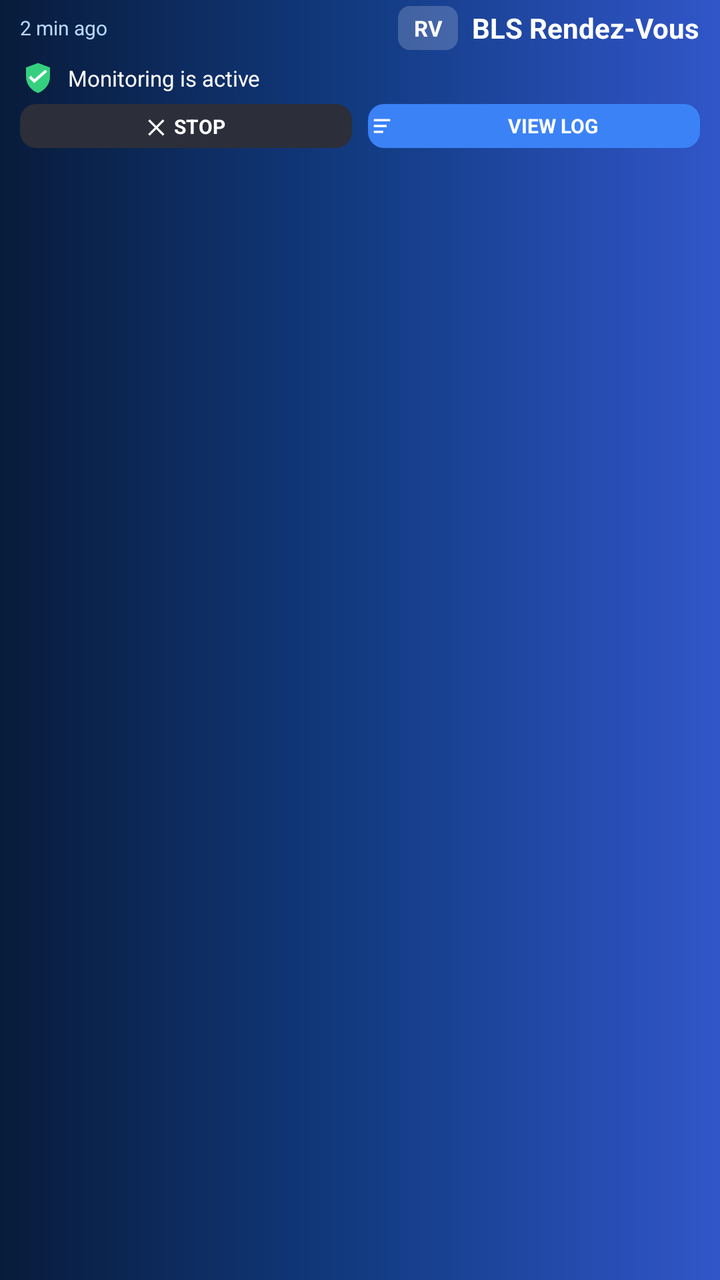
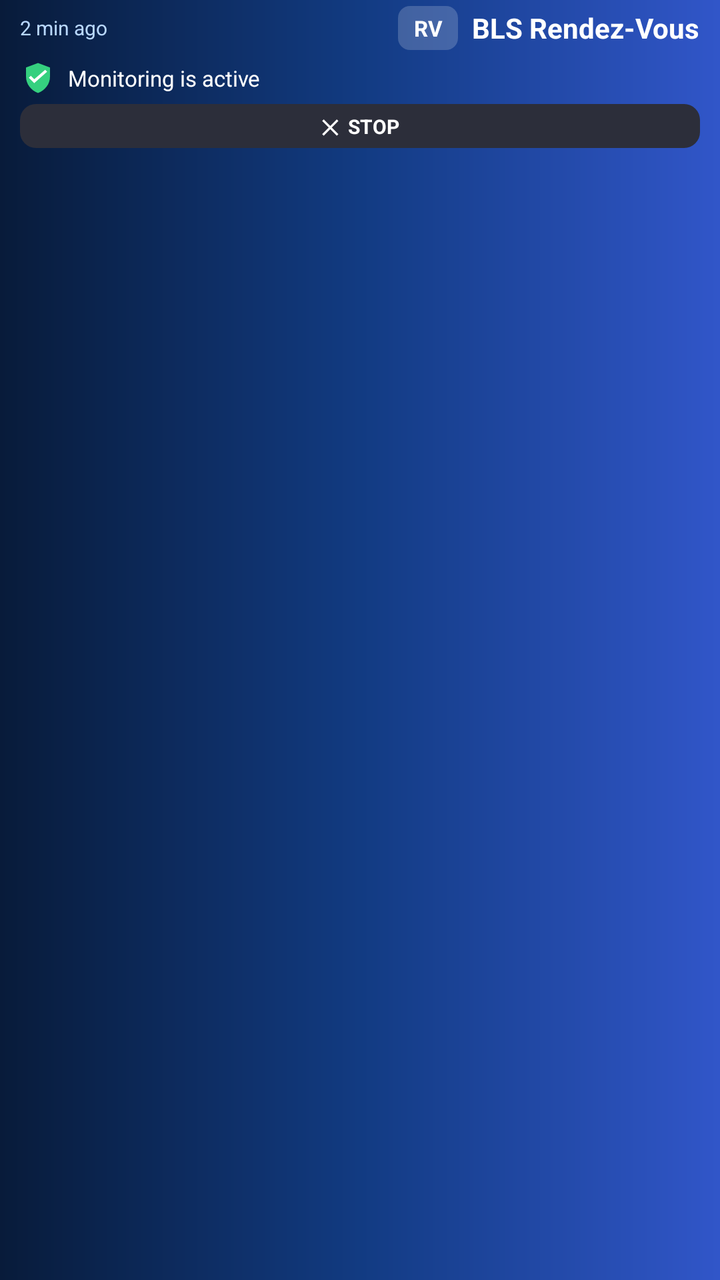

Before-and-after screenshots of an Android layout around one commit, followed by the original layout XML and the change that was made.
<!-- AndroidManifest.xml: application theme android:Theme.Material.Light.NoActionBar -->
<!-- res/layout/notification_monitoring.xml -->
<?xml version="1.0" encoding="utf-8"?>
<LinearLayout
    xmlns:android="http://schemas.android.com/apk/res/android"
    android:layout_width="match_parent"
    android:layout_height="76dp"
    android:orientation="vertical"
    android:background="@drawable/notification_header_bg"
    android:paddingStart="10dp"
    android:paddingEnd="10dp">

    
    
    

    <LinearLayout
        android:layout_width="match_parent"
        android:layout_height="28dp"
        android:orientation="horizontal"
        android:gravity="center_vertical">

        

        <TextView
            android:id="@+id/notification_time"
            android:layout_width="0dp"
            android:layout_height="match_parent"
            android:layout_weight="1"
            android:gravity="center_vertical"
            android:text="2 min ago"
            android:textColor="#B9D8FF"
            android:textSize="10sp"
            android:maxLines="1" />

        

        <TextView
            android:id="@+id/notification_rv"
            android:layout_width="30dp"
            android:layout_height="22dp"
            android:gravity="center"
            android:text="RV"
            android:textColor="#FFFFFF"
            android:textSize="11sp"
            android:textStyle="bold"
            android:background="@drawable/notification_rv_bg" />

        

        <TextView
            android:id="@+id/notification_title"
            android:layout_width="wrap_content"
            android:layout_height="match_parent"
            android:paddingStart="7dp"
            android:gravity="center_vertical"
            android:text="BLS Rendez-Vous"
            android:textColor="#FFFFFF"
            android:textSize="14sp"
            android:textStyle="bold"
            android:maxLines="1" />

    </LinearLayout>


    
    
    

    <LinearLayout
        android:layout_width="match_parent"
        android:layout_height="22dp"
        android:orientation="horizontal"
        android:gravity="center_vertical">

        <ImageView
            android:layout_width="18dp"
            android:layout_height="18dp"
            android:src="@drawable/ic_monitoring_shield"
            android:contentDescription="@null" />

        <TextView
            android:id="@+id/notification_description"
            android:layout_width="wrap_content"
            android:layout_height="match_parent"
            android:paddingStart="6dp"
            android:gravity="center_vertical"
            android:text="Monitoring is active"
            android:textColor="#FFFFFF"
            android:textSize="11sp"
            android:maxLines="1" />

    </LinearLayout>


    
    
    

    <LinearLayout
        android:layout_width="match_parent"
        android:layout_height="26dp"
        android:orientation="horizontal"
        android:gravity="center_vertical">

        <TextView
            android:id="@+id/notification_stop"
            android:layout_width="0dp"
            android:layout_height="22dp"
            android:layout_weight="1"
            android:layout_marginEnd="4dp"
            android:gravity="center"
            android:text="✕  STOP"
            android:textColor="#FFFFFF"
            android:textSize="10sp"
            android:textStyle="bold"
            android:background="@drawable/notification_stop_bg" />

        <TextView
            android:id="@+id/notification_log"
            android:layout_width="0dp"
            android:layout_height="22dp"
            android:layout_weight="1"
            android:layout_marginStart="4dp"
            android:gravity="center"
            android:text="VIEW LOG"
            android:textColor="#FFFFFF"
            android:textSize="10sp"
            android:textStyle="bold"
            android:drawableStart="@drawable/ic_notification_log"
            android:drawablePadding="5dp"
            android:background="@drawable/notification_log_bg" />

    </LinearLayout>

</LinearLayout>
<!-- resources referenced by this layout -->
<resources>
  <!-- drawable ic_monitoring_shield (drawable) -->
  <?xml version="1.0" encoding="utf-8"?>
  <vector
      xmlns:android="http://schemas.android.com/apk/res/android"
      android:width="18dp"
      android:height="18dp"
      android:viewportWidth="24"
      android:viewportHeight="24">
  
      
      <path
          android:fillColor="#35D07F"
          android:pathData="M12,2
                            L20,5
                            L20,11
                            C20,16 16.8,20.2 12,22
                            C7.2,20.2 4,16 4,11
                            L4,5
                            Z" />
  
      
      <path
          android:fillColor="#FFFFFF"
          android:pathData="M9.5,12.8
                            L7.2,10.5
                            L5.9,11.8
                            L9.5,15.4
                            L18.1,7.8
                            L16.8,6.5
                            Z" />
  
  </vector>
  <!-- drawable ic_notification_log (drawable) -->
  <?xml version="1.0" encoding="utf-8"?>
  <vector
      xmlns:android="http://schemas.android.com/apk/res/android"
      android:width="14dp"
      android:height="14dp"
      android:viewportWidth="24"
      android:viewportHeight="24">
  
      <path
          android:fillColor="#FFFFFF"
          android:pathData="M5,6
                            L19,6
                            L19,8
                            L5,8
                            Z
                            M5,11
                            L16,11
                            L16,13
                            L5,13
                            Z
                            M5,16
                            L13,16
                            L13,18
                            L5,18
                            Z" />
  
  </vector>
  <!-- drawable notification_header_bg (drawable) -->
  <?xml version="1.0" encoding="utf-8"?>
  <shape
      xmlns:android="http://schemas.android.com/apk/res/android"
      android:shape="rectangle">
  
      <gradient
          android:type="linear"
          android:angle="0"
          android:startColor="#081B3A"
          android:centerColor="#123B82"
          android:endColor="#3156C9" />
  
  </shape>
  <!-- drawable notification_log_bg (drawable) -->
  <?xml version="1.0" encoding="utf-8"?>
  <shape
      xmlns:android="http://schemas.android.com/apk/res/android"
      android:shape="rectangle">
  
      <solid
          android:color="#3B82F6" />
  
      <corners
          android:radius="8dp" />
  
  </shape>
  <!-- drawable notification_rv_bg (drawable) -->
  <?xml version="1.0" encoding="utf-8"?>
  <shape
      xmlns:android="http://schemas.android.com/apk/res/android"
      android:shape="rectangle">
  
      <solid
          android:color="#30FFFFFF" />
  
      <corners
          android:radius="6dp" />
  
  </shape>
  <!-- drawable notification_stop_bg (drawable) -->
  <?xml version="1.0" encoding="utf-8"?>
  <shape
      xmlns:android="http://schemas.android.com/apk/res/android"
      android:shape="rectangle">
  
      <solid
          android:color="#2C2E3A" />
  
      <corners
          android:radius="8dp" />
  
  </shape>
</resources>

<!-- the commit's change to res/layout/notification_monitoring.xml (unified diff, before → after) -->
@@ -103,10 +103,8 @@
 
         <TextView
             android:id="@+id/notification_stop"
-            android:layout_width="0dp"
+            android:layout_width="match_parent"
             android:layout_height="22dp"
-            android:layout_weight="1"
-            android:layout_marginEnd="4dp"
             android:gravity="center"
             android:text="✕  STOP"
             android:textColor="#FFFFFF"
@@ -114,21 +112,6 @@
             android:textStyle="bold"
             android:background="@drawable/notification_stop_bg" />
 
-        <TextView
-            android:id="@+id/notification_log"
-            android:layout_width="0dp"
-            android:layout_height="22dp"
-            android:layout_weight="1"
-            android:layout_marginStart="4dp"
-            android:gravity="center"
-            android:text="VIEW LOG"
-            android:textColor="#FFFFFF"
-            android:textSize="10sp"
-            android:textStyle="bold"
-            android:drawableStart="@drawable/ic_notification_log"
-            android:drawablePadding="5dp"
-            android:background="@drawable/notification_log_bg" />
-
     </LinearLayout>
 
 </LinearLayout>
<!-- resource entries referenced after the edit -->
@@ -32,34 +32,6 @@
                             Z" />
   
   </vector>
-  <!-- drawable ic_notification_log (drawable) -->
-  <?xml version="1.0" encoding="utf-8"?>
-  <vector
-      xmlns:android="http://schemas.android.com/apk/res/android"
-      android:width="14dp"
-      android:height="14dp"
-      android:viewportWidth="24"
-      android:viewportHeight="24">
-  
-      <path
-          android:fillColor="#FFFFFF"
-          android:pathData="M5,6
-                            L19,6
-                            L19,8
-                            L5,8
-                            Z
-                            M5,11
-                            L16,11
-                            L16,13
-                            L5,13
-                            Z
-                            M5,16
-                            L13,16
-                            L13,18
-                            L5,18
-                            Z" />
-  
-  </vector>
   <!-- drawable notification_header_bg (drawable) -->
   <?xml version="1.0" encoding="utf-8"?>
   <shape
@@ -72,19 +44,6 @@
           android:startColor="#081B3A"
           android:centerColor="#123B82"
           android:endColor="#3156C9" />
-  
-  </shape>
-  <!-- drawable notification_log_bg (drawable) -->
-  <?xml version="1.0" encoding="utf-8"?>
-  <shape
-      xmlns:android="http://schemas.android.com/apk/res/android"
-      android:shape="rectangle">
-  
-      <solid
-          android:color="#3B82F6" />
-  
-      <corners
-          android:radius="8dp" />
   
   </shape>
   <!-- drawable notification_rv_bg (drawable) -->
